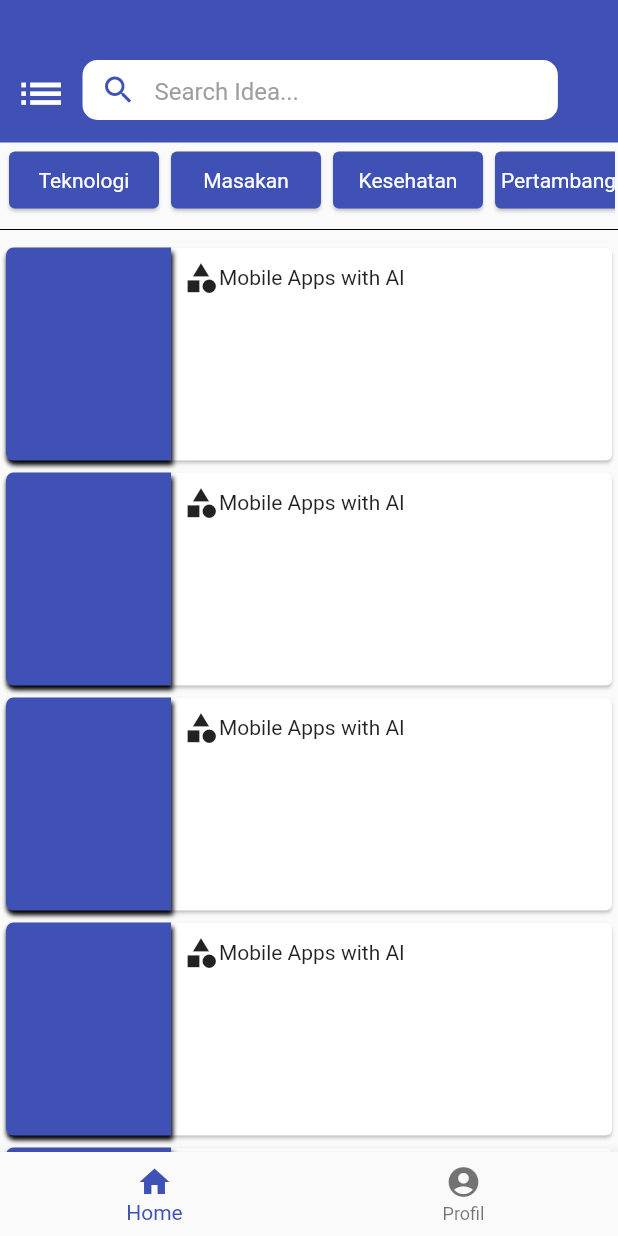
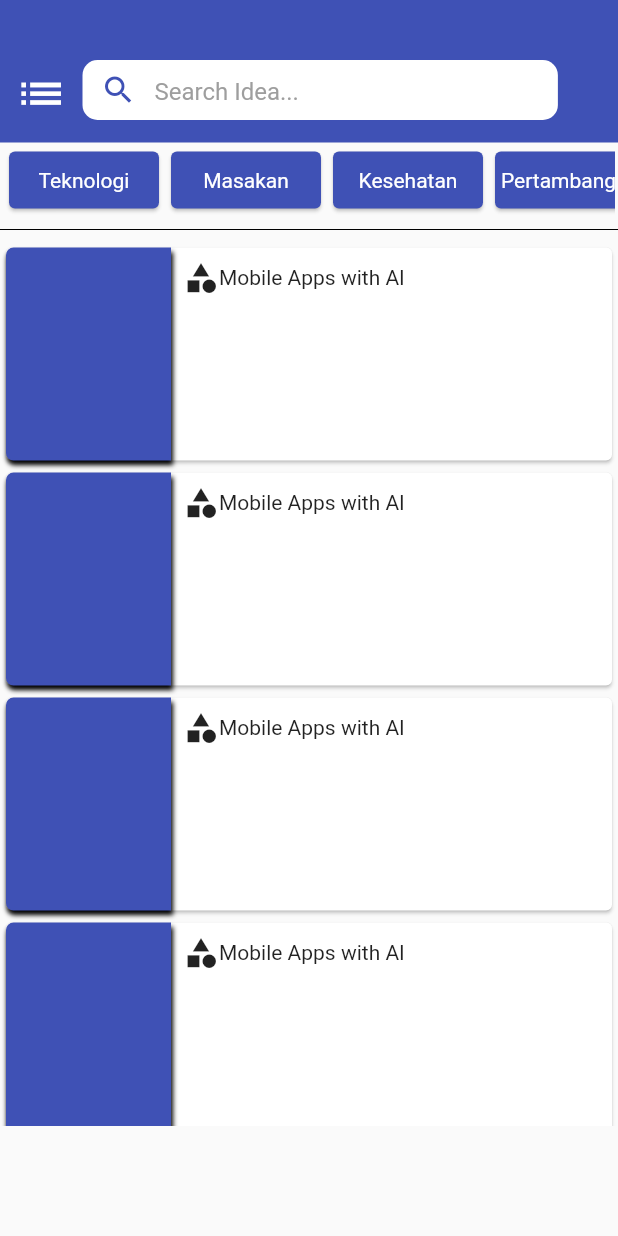
Before and after one commit to AldoReghan/IDEAShare, a Flutter app: the screen it shows after launch, on a phone screen of 412 x 824 dp. Run offline on Flutter 3.47's test engine with Material 2 defaults, Android fonts, the phone set to English and light mode, and no system bars; our stand-ins replace flutter_screenutil.

Commit message:
height problem

```diff
--- a/lib/pages/home.dart
+++ b/lib/pages/home.dart
@@ -1,4 +1,5 @@
 import 'package:flutter/material.dart';
+import 'package:flutter_screenutil/flutter_screenutil.dart';
 
 class MyApp extends StatelessWidget {
   @override
@@ -197,9 +198,10 @@ class _HomeState extends State<Home> {
 
   gridViewItem(BuildContext context) {
     return Container(
-      height: MediaQuery.of(context).size.height/1.1,
+        // color: Colors.red,
+        height: ScreenUtil.defaultSize.height/1.17,
         child: ListView(
-        padding: EdgeInsets.only(bottom: 8),
+          padding: EdgeInsets.only(bottom: 4),
           children: [
             Container(
               height: 150,
@@ -411,15 +413,15 @@ class _HomeState extends State<Home> {
             gridViewItem(context),
           ]),
       ),
-      bottomNavigationBar: Container(
-        child: BottomNavigationBar(
-            fixedColor: Colors.indigo,
-            items: <BottomNavigationBarItem>[
-              BottomNavigationBarItem(icon: Icon(Icons.home), label: 'Home'),
-              BottomNavigationBarItem(
-                  icon: Icon(Icons.account_circle), label: 'Profil'),
-            ]),
-      ),
+      // bottomNavigationBar: Container(
+      //   child: BottomNavigationBar(
+      //       fixedColor: Colors.indigo,
+      //       items: <BottomNavigationBarItem>[
+      //         BottomNavigationBarItem(icon: Icon(Icons.home), label: 'Home'),
+      //         BottomNavigationBarItem(
+      //             icon: Icon(Icons.account_circle), label: 'Profil'),
+      //       ]),
+      // ),
     );
   }
 }
--- a/pubspec.yaml
+++ b/pubspec.yaml
@@ -28,6 +28,7 @@ dependencies:
   # The following adds the Cupertino Icons font to your application.
   # Use with the CupertinoIcons class for iOS style icons.
   cupertino_icons: ^1.0.0
+  flutter_screenutil: ^4.0.2+2
 
 dev_dependencies:
   flutter_test:
```
Also changed, not shown: pubspec.lock. Lines whose indentation alone changed are shown as unchanged.
